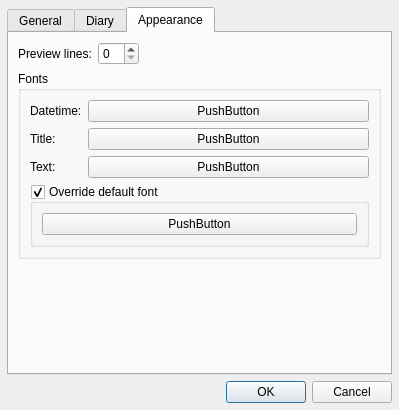
Before: the Qt Designer form ui/configdialog.ui in krrr/Hazama, drawn with Qt 5.
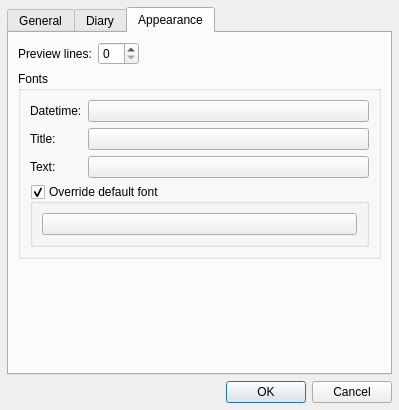
After: the same form once the commit is applied. The open tabs and pages were chosen to show the change.

Commit message: Fix backups and font selector ConfigDialog

Patch:
```diff
--- a/ui/configdialog.ui
+++ b/ui/configdialog.ui
@@ -349,11 +349,7 @@
            </widget>
           </item>
           <item row="0" column="1">
-           <widget class="QPushButton" name="dtFontBtn">
-            <property name="text">
-             <string>PushButton</string>
-            </property>
-           </widget>
+           <widget class="QPushButton" name="dtFontBtn"/>
           </item>
           <item row="1" column="0">
            <widget class="QLabel" name="titleFontLabel">
@@ -370,18 +366,10 @@
            </widget>
           </item>
           <item row="1" column="1">
-           <widget class="QPushButton" name="titleFontBtn">
-            <property name="text">
-             <string>PushButton</string>
-            </property>
-           </widget>
+           <widget class="QPushButton" name="titleFontBtn"/>
           </item>
           <item row="2" column="1">
-           <widget class="QPushButton" name="textFontBtn">
-            <property name="text">
-             <string>PushButton</string>
-            </property>
-           </widget>
+           <widget class="QPushButton" name="textFontBtn"/>
           </item>
           <item row="3" column="0" colspan="2">
            <widget class="QGroupBox" name="defFontGBox">
@@ -396,11 +384,7 @@
             </property>
             <layout class="QHBoxLayout" name="horizontalLayout_5">
              <item>
-              <widget class="QPushButton" name="defFontBtn">
-               <property name="text">
-                <string>PushButton</string>
-               </property>
-              </widget>
+              <widget class="QPushButton" name="defFontBtn"/>
              </item>
             </layout>
            </widget>
```
Left out of the diff: 3 changed lines with no effect on the pictures. The commit also changes 1 other file.
